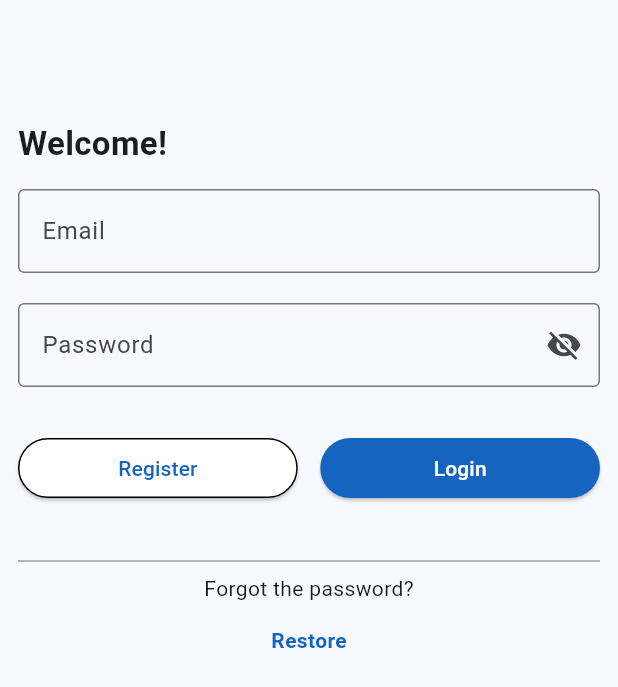
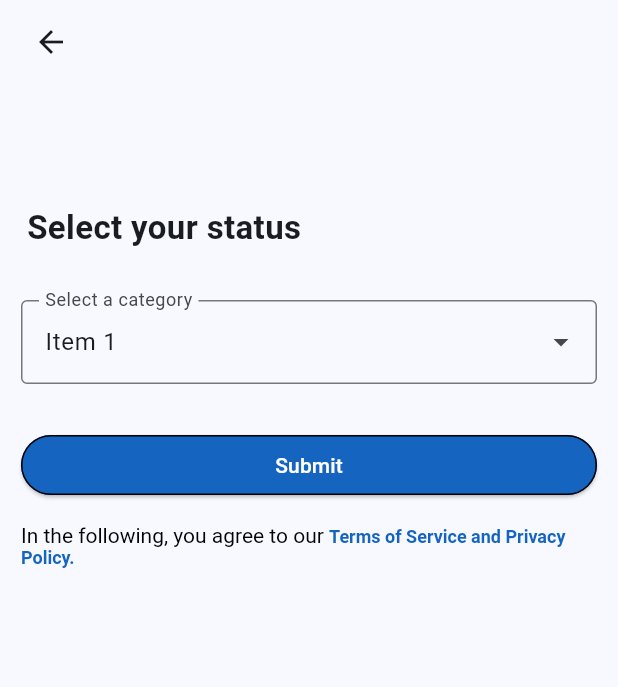
Before and after one commit to Inoki1852/university_project, a Flutter app: the screen it shows after launch, after a tap on "Register", on a phone screen of 412 x 824 dp. Shown: the top 687 px of the screen. Run offline on Flutter 3.47's test engine with Material 2 defaults, Android fonts, the phone set to English and light mode, and no system bars.

Commit message:
Initial commit.

```diff
--- a/lib/custom_widgets/custom_email.dart
+++ b/lib/custom_widgets/custom_email.dart
@@ -2,9 +2,9 @@ import 'package:flutter/material.dart';
 
 class CustomEmail extends StatelessWidget {
   final TextEditingController emailController;
-  bool isEmailInvalid = false;
+  final bool isEmailInvalid;
 
-  CustomEmail(
+  const CustomEmail(
       {super.key, required this.emailController, required this.isEmailInvalid});
 
   @override
--- a/lib/login/login.dart
+++ b/lib/login/login.dart
@@ -2,7 +2,8 @@ import 'package:flutter/material.dart';
 import 'package:university_project/custom_widgets/custom_email.dart';
 import 'package:university_project/custom_widgets/custom_push.dart';
 import 'package:university_project/custom_widgets/custom_text_main.dart';
-import 'package:university_project/login/restore_password.dart';
+import 'package:university_project/login/registration/choose_status.dart';
+import 'package:university_project/login/restore_password/restore_password_send.dart';
 
 class Login extends StatefulWidget {
   const Login({super.key});
@@ -26,7 +27,7 @@ class _LoginState extends State<Login> {
         child: Scaffold(
           body: Center(
             child: ConstrainedBox(
-              constraints: BoxConstraints(maxWidth: 500),
+              constraints: BoxConstraints(maxWidth: 400),
               child: ListView(children: [
                 Padding(
                   padding: const EdgeInsets.only(
@@ -76,7 +77,9 @@ class _LoginState extends State<Login> {
                           children: [
                             Expanded(
                               child: ElevatedButton(
-                                onPressed: () {},
+                                onPressed: () {
+                                  customPush(context, ChooseStatus());
+                                },
                                 style: ElevatedButton.styleFrom(
                                   backgroundColor: Colors.white,
                                   foregroundColor: Colors.blue[800],
@@ -130,7 +133,7 @@ class _LoginState extends State<Login> {
                             padding: const EdgeInsets.only(top: 15),
                             child: GestureDetector(
                               onTap: () {
-                                customPush(context, RestorePassword());
+                                customPush(context, RestorePasswordSend());
                               },
                               child: Text(
                                 'Restore',
--- /dev/null
+++ b/lib/login/registration/choose_status.dart
@@ -0,0 +1,175 @@
+import 'package:flutter/gestures.dart';
+import 'package:flutter/material.dart';
+import 'package:university_project/custom_widgets/custom_push.dart';
+import 'package:university_project/login/login.dart';
+
+import '../../custom_widgets/custom_push_replacement.dart';
+import '../../custom_widgets/custom_text_main.dart';
+
+class ChooseStatus extends StatefulWidget {
+  const ChooseStatus({super.key});
+
+  @override
+  State<ChooseStatus> createState() => _ChooseStatusState();
+}
+
+class _ChooseStatusState extends State<ChooseStatus> {
+  final TextEditingController _controller = TextEditingController();
+  final GlobalKey _textFieldKey = GlobalKey();
+  String? _selectedItem = 'Item 1';
+
+  @override
+  void initState() {
+    super.initState();
+    _controller.text = _selectedItem!;
+  }
+
+  @override
+  Widget build(BuildContext context) {
+    return SafeArea(
+      top: true,
+      bottom: true,
+      child: Scaffold(
+        body: Center(
+          child: ConstrainedBox(
+            constraints: BoxConstraints(maxWidth: 400),
+            child: ListView(
+              children: [
+                AppBar(
+                  leading: IconButton(
+                    onPressed: () {
+                      customPushReplacement(context, Login());
+                    },
+                    icon: Icon(Icons.arrow_back),
+                  ),
+                ),
+                Padding(
+                  padding: const EdgeInsets.only(
+                      left: 12, right: 12, top: 80, bottom: 25),
+                  child: Column(
+                    crossAxisAlignment: CrossAxisAlignment.start,
+                    children: const [
+                      CustomTextMain(text: 'Select your status'),
+                    ],
+                  ),
+                ),
+                Padding(
+                  padding: const EdgeInsets.all(8.0),
+                  child: Column(
+                    children: [
+                      TextField(
+                        key: _textFieldKey,
+                        controller: _controller,
+                        readOnly: true,
+                        decoration: InputDecoration(
+                          suffixIcon: Icon(Icons.arrow_drop_down),
+                          border: OutlineInputBorder(
+                            borderSide: BorderSide(
+                              color: Colors.black,
+                            ),
+                          ),
+                          labelText: 'Select a category',
+                        ),
+                        onTap: () {
+                          final RenderBox textFieldRenderBox =
+                              _textFieldKey.currentContext!.findRenderObject()
+                                  as RenderBox;
+                          final textFieldSize = textFieldRenderBox.size;
+                          final textFieldPosition =
+                              textFieldRenderBox.localToGlobal(Offset.zero);
+                          showMenu(
+                            context: context,
+                            position: RelativeRect.fromLTRB(
+                              textFieldPosition.dx + textFieldSize.width,
+                              textFieldPosition.dy + textFieldSize.height + 1,
+                              textFieldPosition.dx,
+                              textFieldPosition.dy + textFieldSize.height,
+                            ),
+                            items: <String>[
+                              'Item 1',
+                              'Item 2',
+                              'Item 3',
+                              'Item 4'
+                            ]
+                                .map((String value) => PopupMenuItem<String>(
+                                      value: value,
+                                      child: SizedBox(
+                                        width: textFieldSize.width,
+                                        child: Text(value),
+                                      ),
+                                    ))
+                                .toList(),
+                          ).then((String? value) {
+                            if (value != null) {
+                              setState(() {
+                                _selectedItem = value;
+                                _controller.text = value;
+                              });
+                            }
+                          });
+                        },
+                      ),
+                      Padding(
+                        padding: const EdgeInsets.only(top: 30.0),
+                        child: SizedBox(
+                          width: double.infinity,
+                          child: ElevatedButton(
+                            onPressed: () {
+                              switch (_selectedItem) {
+                                case 'Item 1':
+                                  customPush(context, Login());
+                                  break;
+                                case 'Item 2':
+                                  customPush(context, Login());
+                                  break;
+                                case 'Item 3':
+                                  customPush(context, Login());
+                                  break;
+                                case 'Item 4':
+                                  customPush(context, Login());
+                                  break;
+                              }
+                            },
+                            child: Text('Submit'),
+                          ),
+                        ),
+                      ),
+                      Center(
+                        child: Column(children: [
+                          Padding(
+                            padding: const EdgeInsets.only(top: 15),
+                            child: RichText(
+                              text: TextSpan(
+                                style: TextStyle(color: Colors.black),
+                                children: [
+                                  TextSpan(
+                                      text:
+                                          'In the following, you agree to our '),
+                                  TextSpan(
+                                      text:
+                                          'Terms of Service and Privacy Policy.',
+                                      style: TextStyle(
+                                          color: Colors.blue[800],
+                                          fontWeight: FontWeight.bold,
+                                          fontSize: 12),
+                                      recognizer: TapGestureRecognizer()
+                                        ..onTap = () {
+                                          customPush(context, Login());
+                                        }),
+                                ],
+                              ),
+                            ),
+                          ),
+                        ]),
+                      ),
+                    ],
+                  ),
+                )
+              ],
+            ),
+          ),
+        ),
+      ),
+    );
+  }
+}
```
Also changed, not shown: lib/login/restore_password/restore_password_new.dart (added, +180 -0 lines), lib/login/restore_password/restore_password_send.dart (renamed from lib/login/restore_password.dart, +11 -6 lines), lib/login/restore_password/restore_password_sent.dart (added, +129 -0 lines), assets/images/box_sent.png (added), assets/images/box_to_send.png (added).
